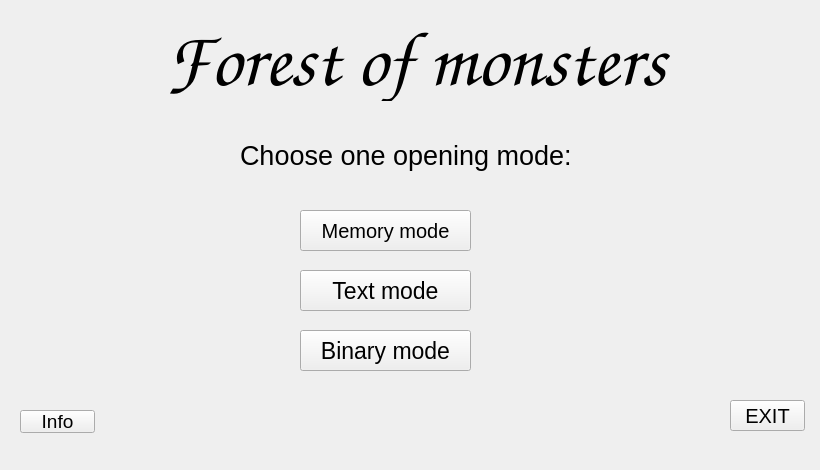
This is 2-sem/lab1a/lab1a-qt/mainwindow.ui in Megarekrut65/OOP-labs as Qt 5 draws it before an edit. The edited form follows.
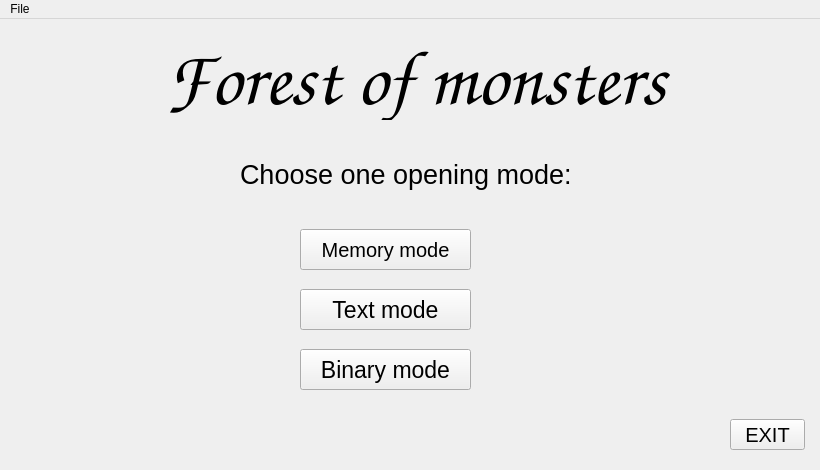
This is the edited form.

Patch:
```diff
--- a/2-sem/lab1a/lab1a-qt/mainwindow.ui
+++ b/2-sem/lab1a/lab1a-qt/mainwindow.ui
@@ -141,24 +141,6 @@
      <string>Binary mode</string>
     </property>
    </widget>
-   <widget class="QPushButton" name="pushButton_5">
-    <property name="geometry">
-     <rect>
-      <x>20</x>
-      <y>410</y>
-      <width>75</width>
-      <height>23</height>
-     </rect>
-    </property>
-    <property name="font">
-     <font>
-      <pointsize>14</pointsize>
-     </font>
-    </property>
-    <property name="text">
-     <string>Info</string>
-    </property>
-   </widget>
   </widget>
   <widget class="QMenuBar" name="menubar">
    <property name="geometry">
@@ -169,6 +151,13 @@
      <height>21</height>
     </rect>
    </property>
+   <widget class="QMenu" name="menuFile">
+    <property name="title">
+     <string>File</string>
+    </property>
+    <addaction name="actionInfo"/>
+   </widget>
+   <addaction name="menuFile"/>
   </widget>
  </widget>
  <resources/>
```
Left out of the diff: 5 changed lines with no effect on the pictures.
